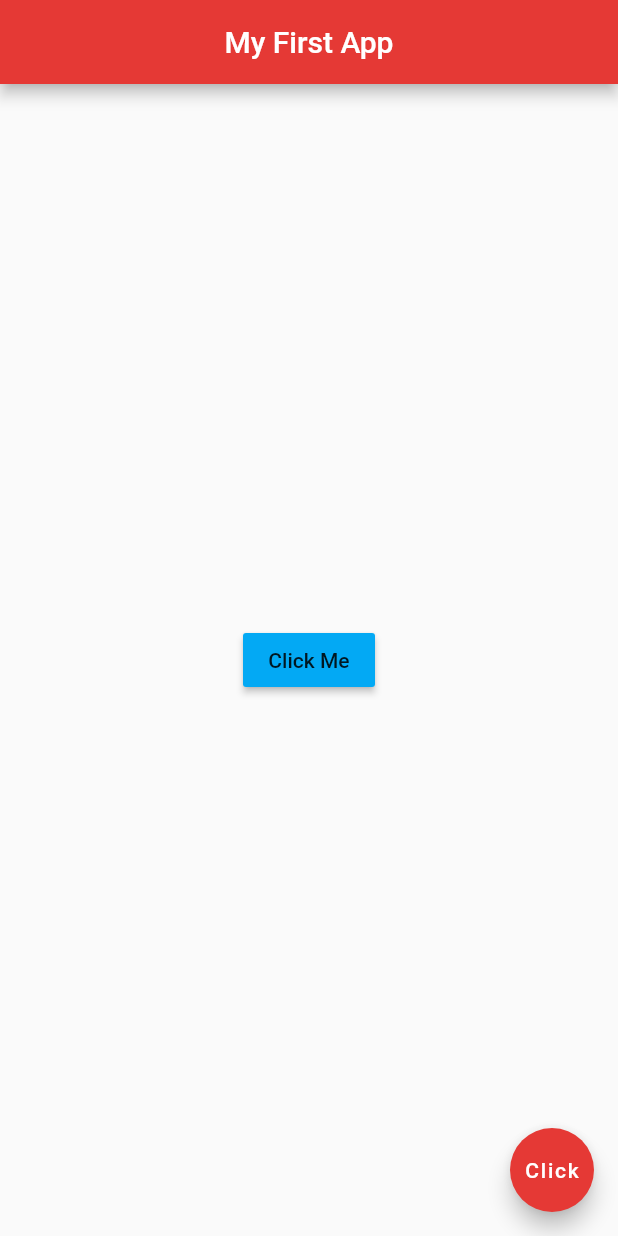
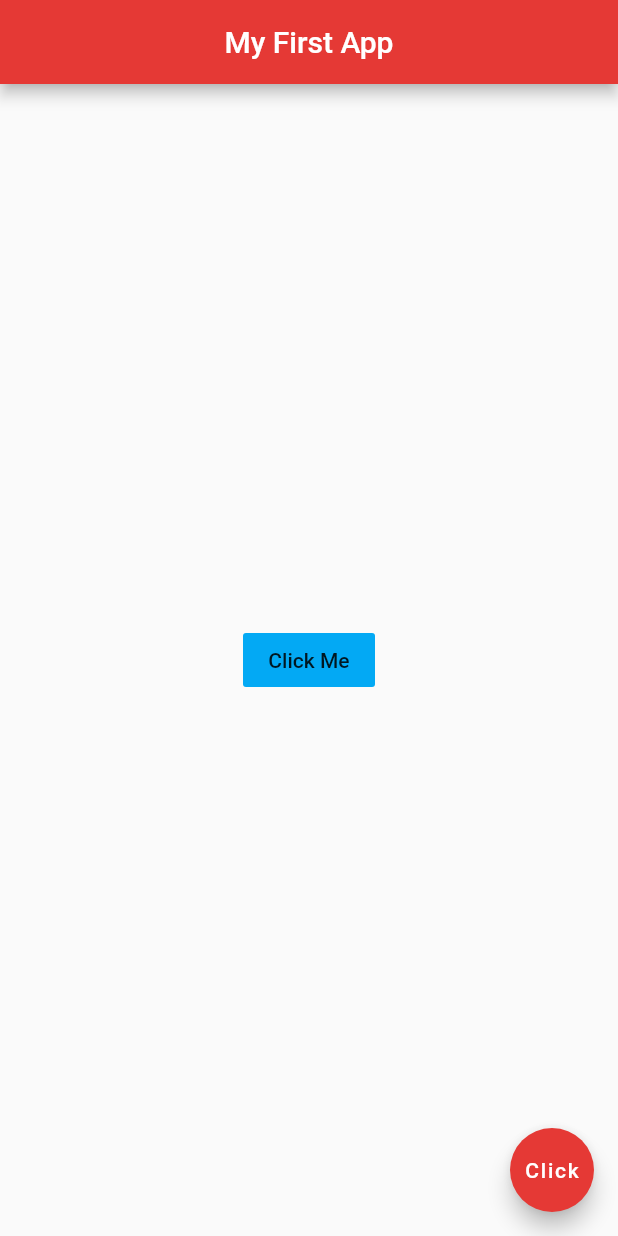
Before and after one commit to theagoliveira/flutter-tutorial-for-beginners, a Flutter app: the screen it shows after launch, on a phone screen of 412 x 824 dp. Run offline on Flutter 3.47's test engine with Material 2 defaults, Android fonts, the light colour scheme and no system bars.

Commit message:
Video #09c

```diff
--- a/myapp/lib/main.dart
+++ b/myapp/lib/main.dart
@@ -16,7 +16,7 @@ class Home extends StatelessWidget {
         backgroundColor: Colors.red[600],
       ),
       body: Center(
-        child: RaisedButton(
+        child: FlatButton(
           child: Text(
             'Click Me',
           ),
```
